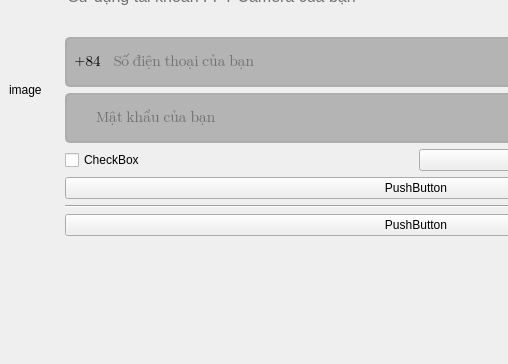
NguyenLV9X/QT_Login, file Login/mainwindow.ui: the form before one commit; both pictures show x 0 to 508 and y 162 to 526 of the 800 by 526 pixel window.
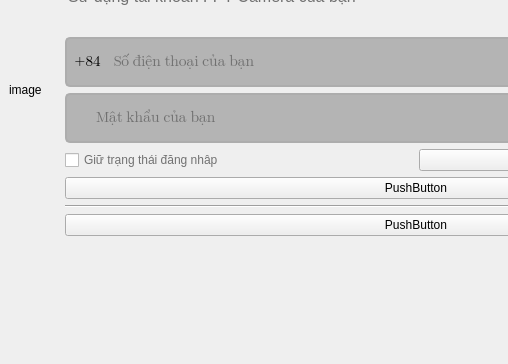
The form after the commit. Custom widgets are drawn as their Qt base class.

Patch:
```diff
--- a/Login/mainwindow.ui
+++ b/Login/mainwindow.ui
@@ -231,8 +231,19 @@
              <layout class="QHBoxLayout" name="horizontalLayout_2">
               <item>
                <widget class="QCheckBox" name="checkBox">
+                <property name="font">
+                 <font>
+                  <italic>false</italic>
+                  <bold>false</bold>
+                 </font>
+                </property>
+                <property name="styleSheet">
+                 <string notr="true">#checkBox {
+color: #717171;
+}</string>
+                </property>
                 <property name="text">
-                 <string>CheckBox</string>
+                 <string>Giữ trạng thái đăng nhâp</string>
                 </property>
                </widget>
               </item>
```
Left out of the diff: 16 changed lines with no effect on the pictures.
